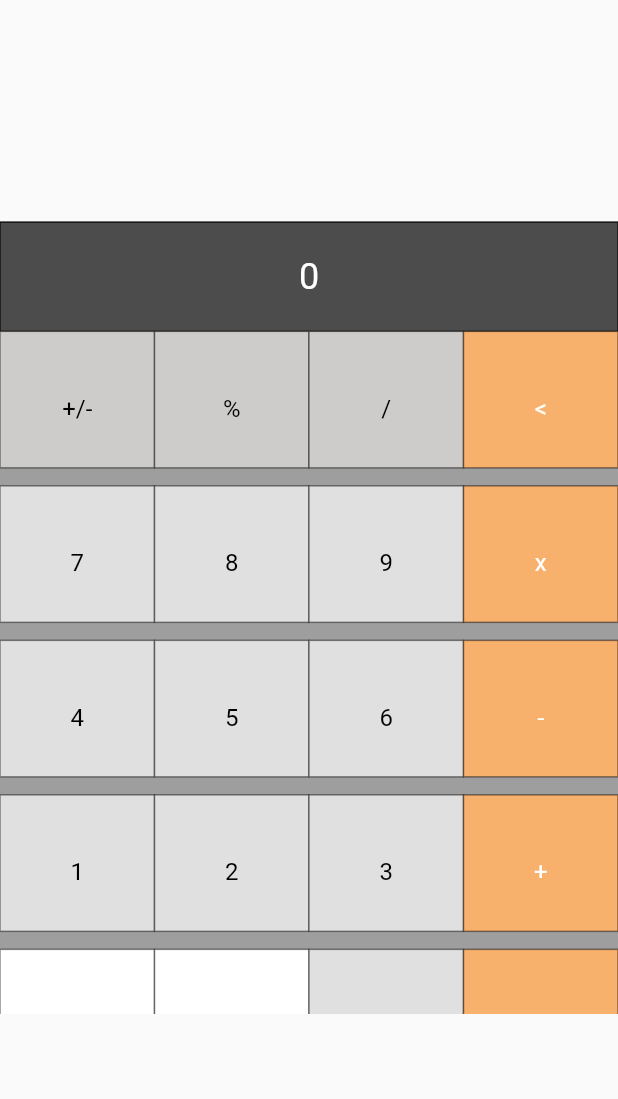
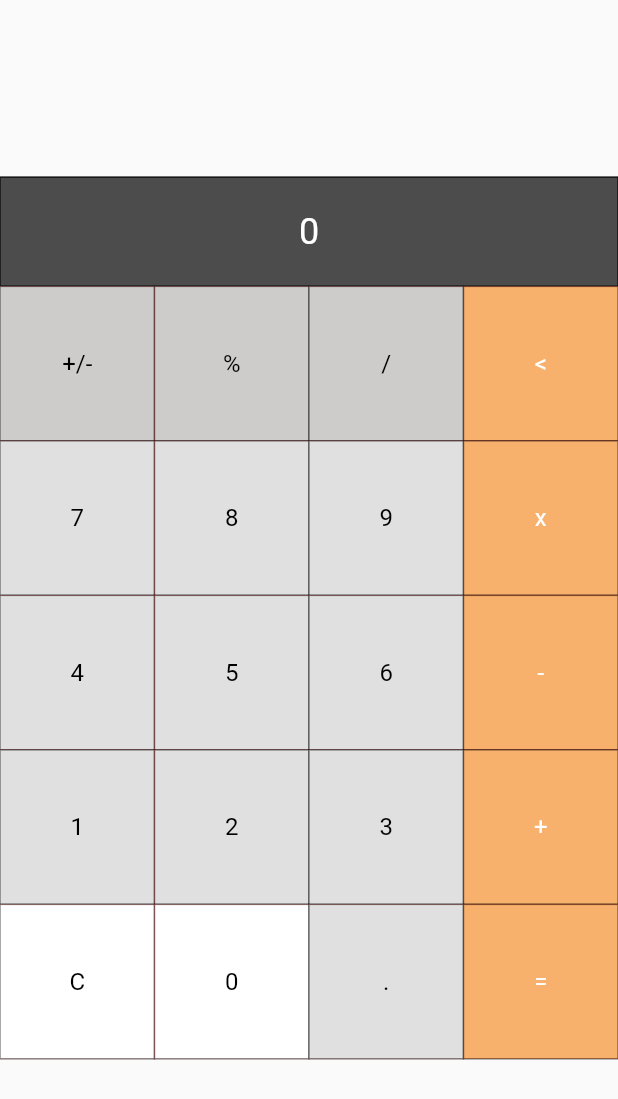
Before and after one commit to sh1l0n/flutter-calculator-apple-style, a Flutter app: the screen it shows after launch, on a phone screen of 412 x 824 dp. Shown: the top 1099 px of the screen. Run offline on Flutter 3.47's test engine with Material 2 defaults, Android fonts, the phone set to English and light mode, and no system bars.

Commit message:
running on android

```diff
--- a/lib/calculator/number_pad/number_pad.dart
+++ b/lib/calculator/number_pad/number_pad.dart
@@ -64,6 +64,8 @@ class _NumberPadState extends State<NumberPad> {
         width: width,
         height: height,
         child: GridView.count(
+          mainAxisSpacing: 0,
+          crossAxisSpacing: 0,
           crossAxisCount: 4, // 4 columns
           children: buttons,
         ),
--- a/lib/calculator/number_pad/numer_pad_button.dart
+++ b/lib/calculator/number_pad/numer_pad_button.dart
@@ -87,6 +87,10 @@ class _NumerPadButtonState extends State<NumberPadButton> {
         _handleTap(false);
       },
       dragStartBehavior: DragStartBehavior.down,
+      // child: Container(
+      //   width: widget.style.base.size.width,
+      //   width: widget.style.base.size.width,
+      // )
       child: StreamBuilder(
         initialData: _NumberPadButtonWidgetState.NORMAL,
         stream: _stream,
@@ -150,6 +154,7 @@ class _NumberPadButtonWidget extends StatelessWidget {
     return Container(
       width: style.base.size.width,
       height: style.base.size.height,
+      color: Color(0xffff0000),
       child: Stack(
         children: [
           CustomPaint(
--- a/lib/main.dart
+++ b/lib/main.dart
@@ -2,6 +2,8 @@
 // Created by sh1l0n
 // Copyright Author 2021 All rights reserved.
 //
+
+import 'dart:math';
 
 import 'package:flutter/foundation.dart';
 import 'package:flutter/material.dart';
@@ -146,7 +148,10 @@ class _MyHomePageState extends State<MyHomePage> {
     if (!kIsWeb) {
       final width = (size.width~/brain.padSize[0]).toDouble();
       final height = (size.height~/(brain.padSize[1]*1.8)).toDouble();
-      buttonSize = Size(width, height);
+      final bMax = max(width, height);
+      buttonSize = Size(bMax, bMax);
+      //#TODO: Grid creates square elements, normally we need height>width in mobile devices if we want full screen
+      // buttonSize = Size(width, height)
       displaySize = height*0.8;
       maxCharacters = 22;
     } else {
```
Also changed, not shown: 1 other file.
